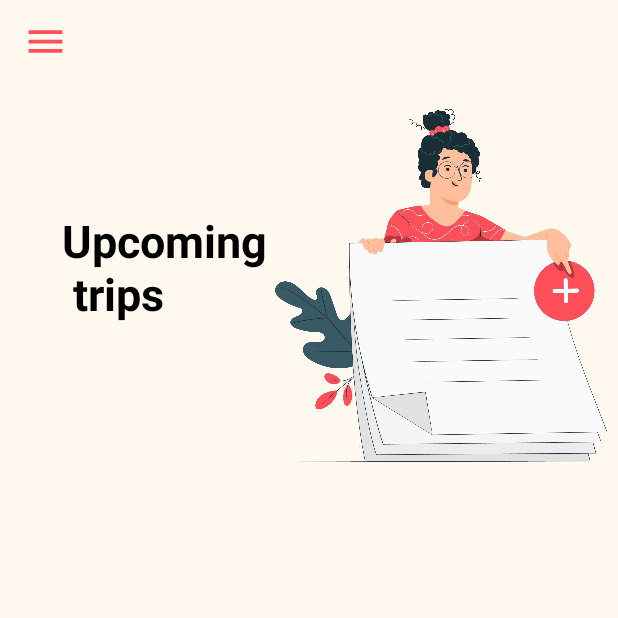
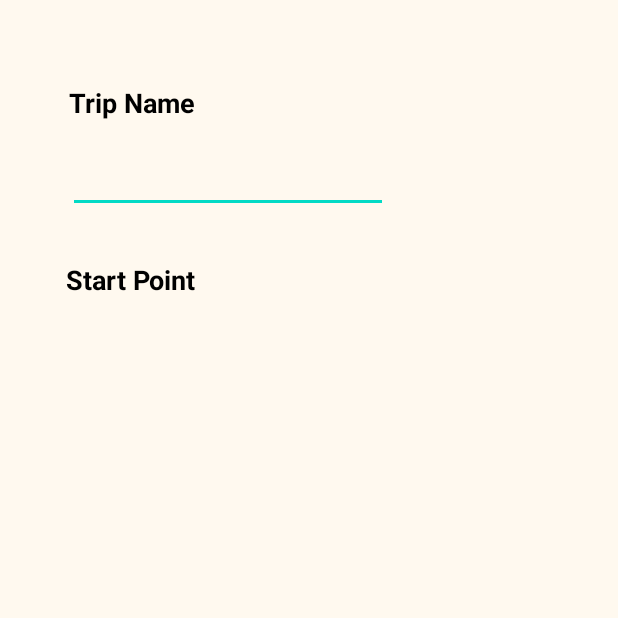
Before and after one commit to emangad99/Trip_App, an Android app: the HomeActivity screen opened directly, with no data from a screen before it, after a tap on an icon or button, on a phone screen of 412 x 824 dp, the top half of it. Run offline under Robolectric (Android 15) with nearby library versions, the phone set to English and light mode, and no system bars; Roboto replaces fonts that are not available here.

Commit message:
initial commit

```diff
--- a/app/src/main/AndroidManifest.xml
+++ b/app/src/main/AndroidManifest.xml
@@ -9,7 +9,8 @@
         android:roundIcon="@mipmap/ic_launcher_round"
         android:supportsRtl="true"
         android:theme="@style/AppTheme">
-        <activity android:name=".HomeActivity"></activity>
+        <activity android:name=".AddTripActivity"></activity>
+        <activity android:name=".HomeActivity" />
         <activity android:name=".RegisterActivity" />
         <activity android:name=".MainActivity">
             <intent-filter>
--- /dev/null
+++ b/app/src/main/java/com/example/trip_app/AddTripActivity.java
@@ -0,0 +1,24 @@
+package com.example.trip_app;
+
+import androidx.appcompat.app.AppCompatActivity;
+
+import android.os.Build;
+import android.os.Bundle;
+import android.view.Window;
+import android.view.WindowManager;
+
+public class AddTripActivity extends AppCompatActivity {
+
+    @Override
+    protected void onCreate(Bundle savedInstanceState) {
+        super.onCreate(savedInstanceState);
+        setContentView(R.layout.activity_add_trip);
+        if(Build.VERSION.SDK_INT >= Build.VERSION_CODES.KITKAT){
+            Window w = getWindow();
+            w.setFlags(WindowManager.LayoutParams.FLAG_LAYOUT_NO_LIMITS, WindowManager.LayoutParams.FLAG_LAYOUT_NO_LIMITS);
+        }
+
+        setContentView(R.layout.activity_add_trip);
+        getSupportActionBar().hide();
+    }
+}
--- a/app/src/main/java/com/example/trip_app/HomeActivity.java
+++ b/app/src/main/java/com/example/trip_app/HomeActivity.java
@@ -48,9 +48,9 @@ ImageView imageMenu;
         imagadd.setOnClickListener(new View.OnClickListener() {
             @Override
             public void onClick(View v) {
-               // Intent loginIntent = new Intent (HomeActivity.this,MainActivity.class);
+               Intent addIntent = new Intent (HomeActivity.this,AddTripActivity.class);
 
-               // startActivity(loginIntent);
+               startActivity(addIntent);
             }
         });
 
--- /dev/null
+++ b/app/src/main/res/layout/activity_add_trip.xml
@@ -0,0 +1,50 @@
+<?xml version="1.0" encoding="utf-8"?>
+<androidx.constraintlayout.widget.ConstraintLayout xmlns:android="http://schemas.android.com/apk/res/android"
+    xmlns:app="http://schemas.android.com/apk/res-auto"
+    xmlns:tools="http://schemas.android.com/tools"
+    android:layout_width="match_parent"
+    android:layout_height="match_parent"
+    android:background="#FFF9EF"
+    tools:context=".AddTripActivity">
+
+    <TextView
+        android:id="@+id/textView3"
+        android:layout_width="wrap_content"
+        android:layout_height="wrap_content"
+        android:layout_marginTop="56dp"
+        android:text="@string/Trip_Name"
+        android:textColor="@color/design_default_color_on_secondary"
+        android:textSize="18sp"
+        android:textStyle="bold"
+        app:layout_constraintEnd_toEndOf="parent"
+        app:layout_constraintHorizontal_bias="0.141"
+        app:layout_constraintStart_toStartOf="parent"
+        app:layout_constraintTop_toTopOf="parent" />
+
+    <EditText
+        android:id="@+id/editTextTextPersonName2"
+        android:layout_width="wrap_content"
+        android:layout_height="wrap_content"
+        android:layout_marginTop="16dp"
+        android:ems="10"
+        android:inputType="textPersonName"
+        app:layout_constraintEnd_toEndOf="parent"
+        app:layout_constraintHorizontal_bias="0.228"
+        app:layout_constraintStart_toStartOf="parent"
+        app:layout_constraintTop_toBottomOf="@+id/textView3" />
+
+    <TextView
+        android:id="@+id/textView4"
+        android:layout_width="wrap_content"
+        android:layout_height="wrap_content"
+        android:layout_marginTop="32dp"
+        android:text="@string/Start_Point"
+        android:textColor="@color/design_default_color_on_secondary"
+        android:textSize="18sp"
+        android:textStyle="bold"
+        app:layout_constraintEnd_toEndOf="parent"
+        app:layout_constraintHorizontal_bias="0.136"
+        app:layout_constraintStart_toStartOf="parent"
+        app:layout_constraintTop_toBottomOf="@+id/editTextTextPersonName2" />
+
+</androidx.constraintlayout.widget.ConstraintLayout>
--- a/app/src/main/res/layout/activity_home.xml
+++ b/app/src/main/res/layout/activity_home.xml
@@ -17,12 +17,11 @@
         <LinearLayout
             android:layout_width="match_parent"
             android:layout_height="?actionBarSize"
+            android:gravity="center_vertical"
             android:orientation="horizontal"
-        android:gravity="center_vertical"
             android:paddingStart="15dp"
             android:paddingEnd="15dp"
-        app:layout_constraintTop_toTopOf="parent"
-        >
+            app:layout_constraintTop_toTopOf="parent">
 
             <ImageView
                 android:id="@+id/image_menu"
--- a/app/src/main/res/layout/activity_main.xml
+++ b/app/src/main/res/layout/activity_main.xml
@@ -12,7 +12,7 @@
         android:layout_width="wrap_content"
         android:layout_height="wrap_content"
         android:layout_marginTop="60dp"
-        android:text="Already \nhave an \nAccount?"
+        android:text="@string/already_nhave_an_naccount"
         android:textColor="@android:color/background_dark"
         android:textSize="30sp"
         android:textStyle="bold"
--- a/app/src/main/res/values/strings.xml
+++ b/app/src/main/res/values/strings.xml
@@ -7,4 +7,7 @@
     <string name="phone">Phone</string>
     <string name="Upcoming_trips">Upcoming \n trips</string>
     <string name="round_trip">"Round Trip "</string>
+    <string name="Trip_Name">Trip Name</string>
+    <string name="already_nhave_an_naccount">Already \nhave an \nAccount?</string>
+    <string name="Start_Point">Start Point</string>
 </resources>
```
Lines whose indentation alone changed are shown as unchanged.
